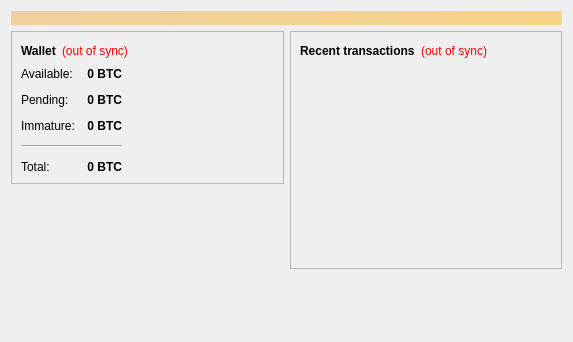
Qt form src/qt/forms/overviewpage.ui (digibyte/digibyte) before a commit.
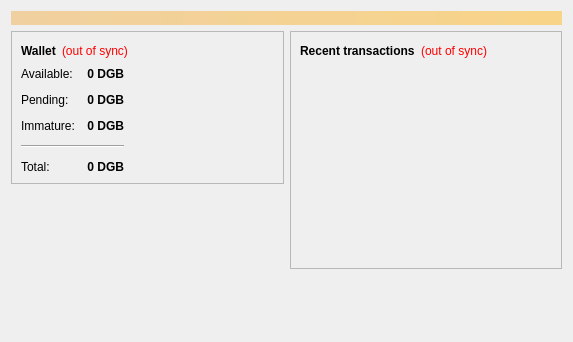
The same form after that commit.

The edit to the form file:
```diff
--- a/src/qt/forms/overviewpage.ui
+++ b/src/qt/forms/overviewpage.ui
@@ -124,7 +124,7 @@
                <string>Your current spendable balance</string>
               </property>
               <property name="text">
-               <string notr="true">0 BTC</string>
+               <string notr="true">0 DGB</string>
               </property>
               <property name="alignment">
                <set>Qt::AlignRight|Qt::AlignTrailing|Qt::AlignVCenter</set>
@@ -156,7 +156,7 @@
                <string>Total of transactions that have yet to be confirmed, and do not yet count toward the spendable balance</string>
               </property>
               <property name="text">
-               <string notr="true">0 BTC</string>
+               <string notr="true">0 DGB</string>
               </property>
               <property name="alignment">
                <set>Qt::AlignRight|Qt::AlignTrailing|Qt::AlignVCenter</set>
@@ -185,7 +185,7 @@
                <string>Mined balance that has not yet matured</string>
               </property>
               <property name="text">
-               <string notr="true">0 BTC</string>
+               <string notr="true">0 DGB</string>
               </property>
               <property name="alignment">
                <set>Qt::AlignRight|Qt::AlignTrailing|Qt::AlignVCenter</set>
@@ -217,7 +217,7 @@
                <string>Your current total balance</string>
               </property>
               <property name="text">
-               <string notr="true">0 BTC</string>
+               <string notr="true">0 DGB</string>
               </property>
               <property name="alignment">
                <set>Qt::AlignRight|Qt::AlignTrailing|Qt::AlignVCenter</set>
```
Left out of the diff: 4 changed lines with no effect on the pictures.
